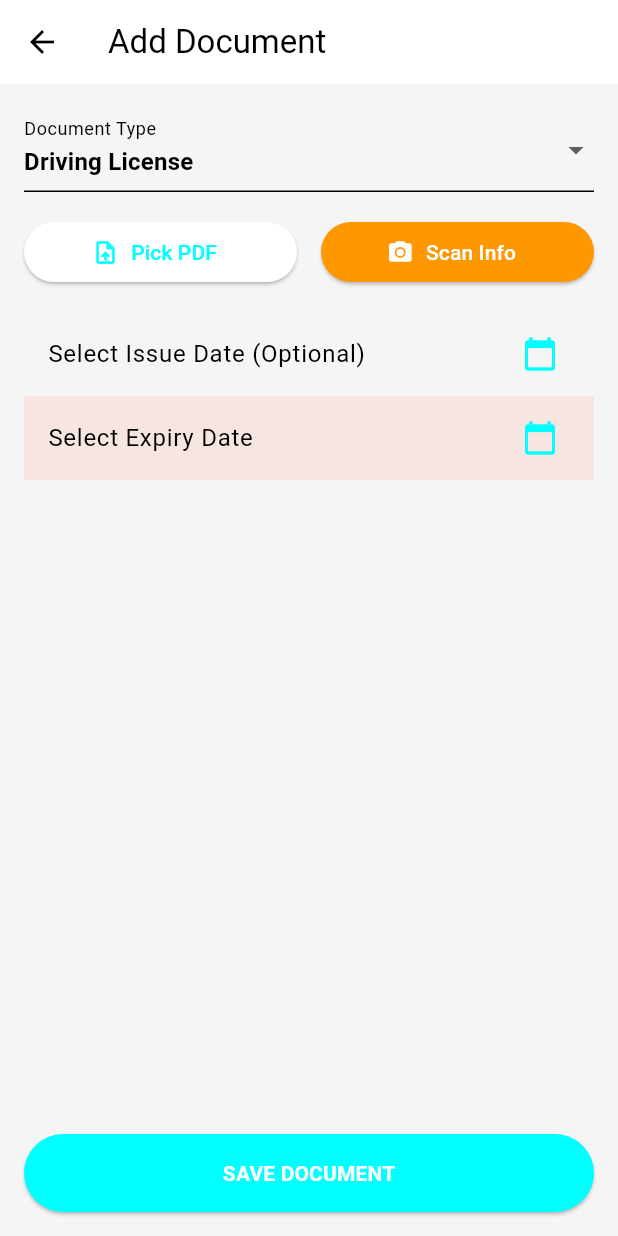
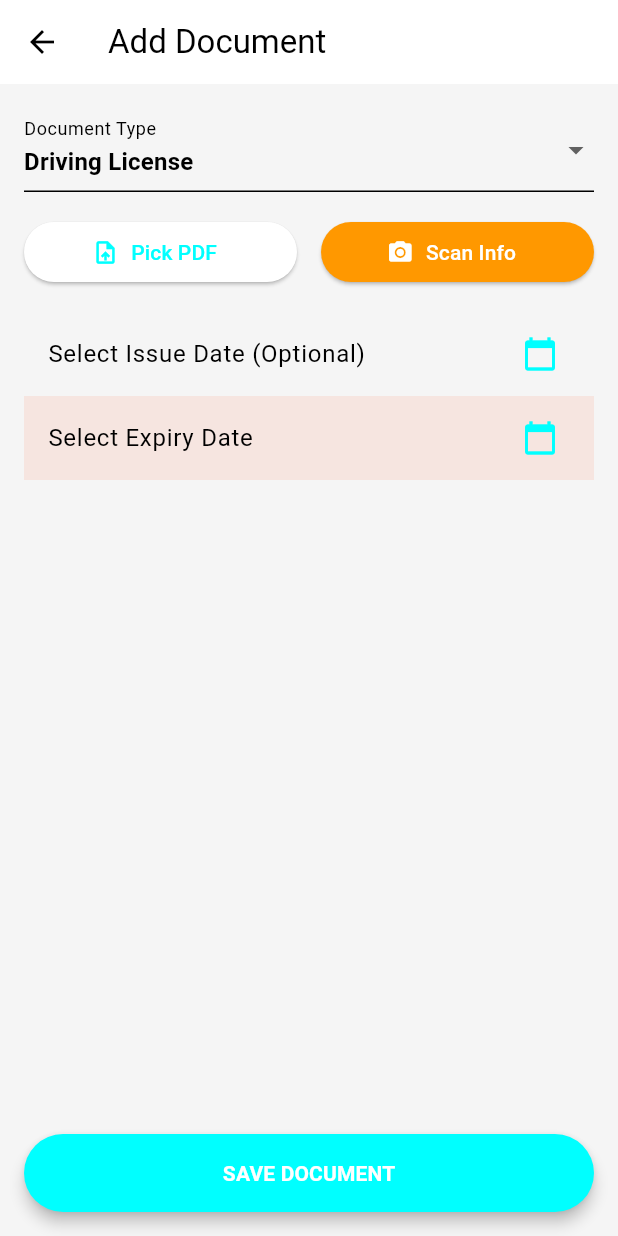
Before and after one commit to Fahimulislamfahim/MotoFile, a Flutter app: the AddDocumentScreen screen opened directly, on a phone screen of 412 x 824 dp. Run offline on Flutter 3.47's test engine with Material 3 defaults, Android fonts, the phone set to English and light mode, and no system bars; our stand-ins replace file_picker, flutter_local_notifications, image_picker, local_auth, share_plus, shared_preferences and 2 more; missing offline and left inert: flutter_pdfview, google_mlkit_text_recognition; accounts and stored records are empty.

Commit message:
feat: implement AddDocumentScreen for adding new documents with file picking, OCR scanning, and expiry date management.

```diff
--- a/lib/presentation/screens/add_document_screen.dart
+++ b/lib/presentation/screens/add_document_screen.dart
@@ -180,8 +180,8 @@ class _AddDocumentScreenState extends State<AddDocumentScreen> {
   Widget build(BuildContext context) {
     return Scaffold(
       appBar: AppBar(title: const Text('Add Document')),
-      body: Padding(
-        padding: const EdgeInsets.all(16.0),
+      body: SingleChildScrollView(
+        padding: const EdgeInsets.fromLTRB(16.0, 16.0, 16.0, 100.0),
         child: Form(
           key: _formKey,
           child: Column(
@@ -268,17 +268,24 @@ class _AddDocumentScreenState extends State<AddDocumentScreen> {
                 tileColor: _expiryDate == null ? Colors.deepOrange.withValues(alpha: 0.1) : null,
                 onTap: () => _selectDate(context, true),
               ),
-              const Spacer(),
-              ElevatedButton(
+            ],
+          ),
+        ),
+      ),
+      floatingActionButtonLocation: FloatingActionButtonLocation.centerFloat,
+      floatingActionButton: Padding(
+        padding: const EdgeInsets.symmetric(horizontal: 16.0),
+        child: SizedBox(
+          width: double.infinity,
+          child: ElevatedButton(
             onPressed: _saveDocument,
             style: ElevatedButton.styleFrom(
               padding: const EdgeInsets.symmetric(vertical: 16),
               backgroundColor: Theme.of(context).primaryColor,
               foregroundColor: Theme.of(context).colorScheme.onPrimary,
+              elevation: 4,
             ),
             child: const Text('SAVE DOCUMENT', style: TextStyle(fontWeight: FontWeight.bold)),
-              ),
-            ],
           ),
         ),
       ),
```
Lines whose indentation alone changed are shown as unchanged.
